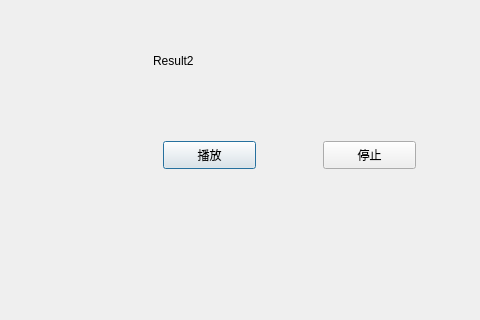
Qt form src/gui/dialog_ui.ui (Biadlo/BGM_RecommedSystem) before a commit; both pictures show x 637 to 1117 and y 439 to 759 of the 1117 by 759 pixel window.
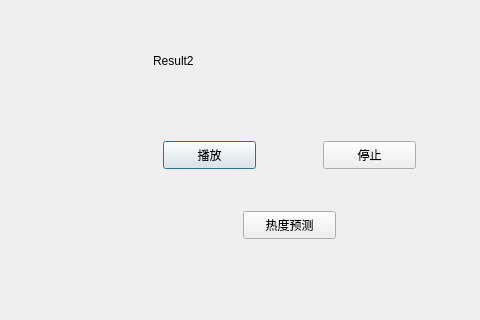
The same form after that commit.

The edit to the form file:
```diff
--- a/src/gui/dialog_ui.ui
+++ b/src/gui/dialog_ui.ui
@@ -105,6 +105,19 @@
                 <string>热门带货视频音频聚类图</string>
             </property>
         </widget>
+  <widget class="QPushButton" name="pushButton_3">
+   <property name="geometry">
+    <rect>
+     <x>880</x>
+     <y>650</y>
+     <width>93</width>
+     <height>28</height>
+    </rect>
+   </property>
+   <property name="text">
+    <string>热度预测</string>
+   </property>
+  </widget>
     </widget>
     <resources/>
     <connections/>
```
Lines whose indentation alone changed are shown as unchanged.
